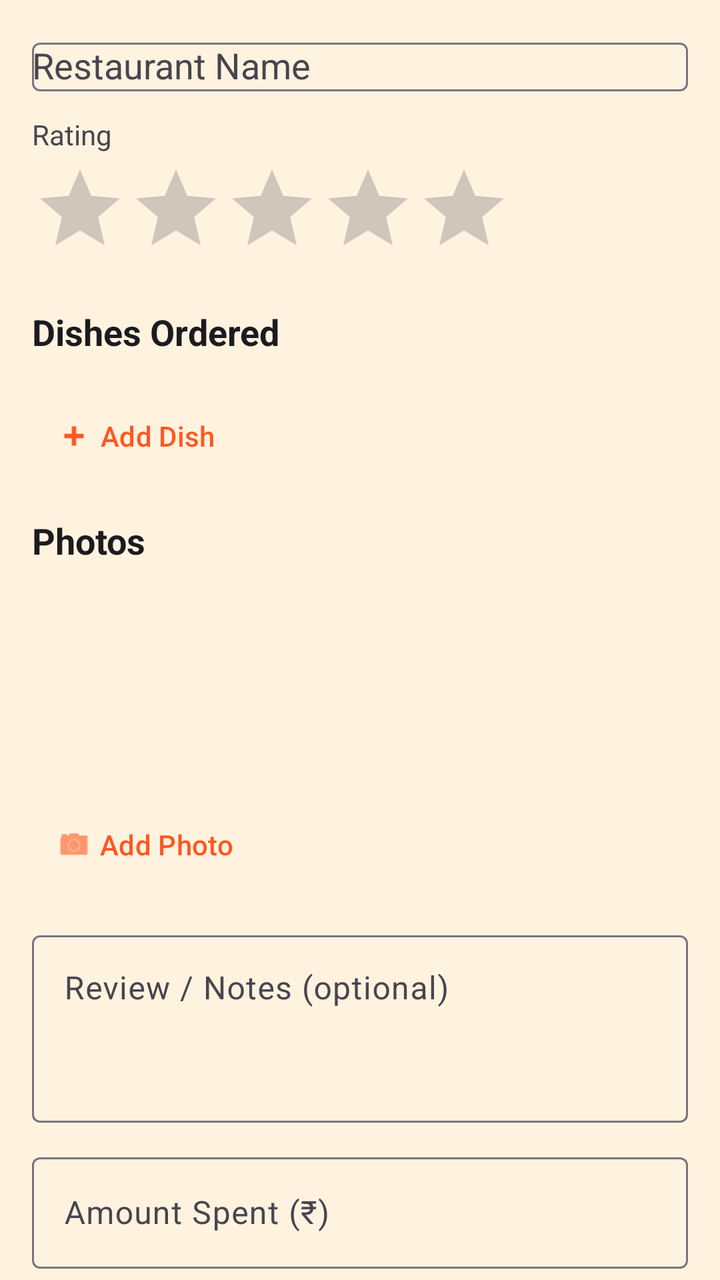
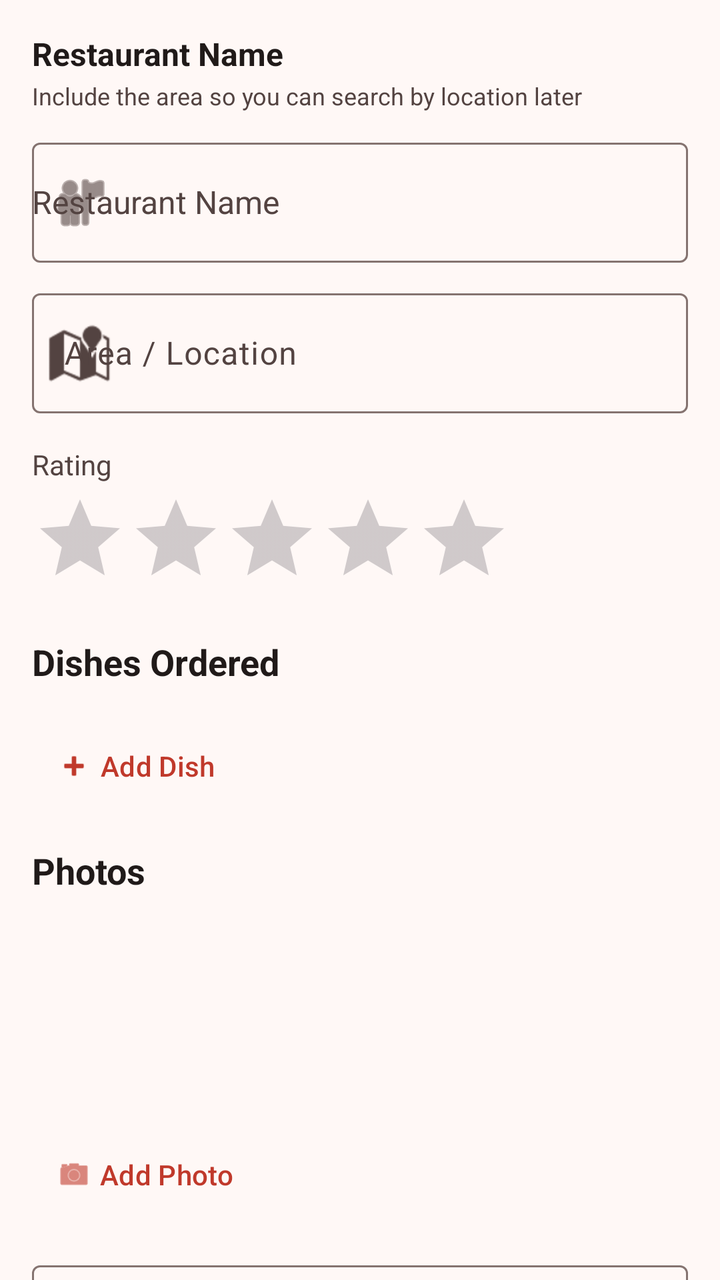

Screens rendered from an Android XML layout before and after an edit, with the pre-edit source and the edit as a unified diff.
<!-- AndroidManifest.xml: application theme Theme.Foodlog -->
<!-- res/layout/fragment_add_entry.xml -->
<?xml version="1.0" encoding="utf-8"?>
<androidx.core.widget.NestedScrollView
    xmlns:android="http://schemas.android.com/apk/res/android"
    xmlns:app="http://schemas.android.com/apk/res-auto"
    android:layout_width="match_parent"
    android:layout_height="match_parent"
    android:background="?android:attr/windowBackground"
    android:fillViewport="true">

    <LinearLayout
        android:layout_width="match_parent"
        android:layout_height="wrap_content"
        android:orientation="vertical"
        android:padding="16dp">

        

        
        
        <com.google.android.material.textfield.TextInputLayout
            android:id="@+id/tilRestaurant"
            style="@style/Widget.Material3.TextInputLayout.OutlinedBox"
            android:layout_width="match_parent"
            android:layout_height="wrap_content"
            android:hint="Restaurant Name"
            android:layout_marginBottom="12dp">

            <AutoCompleteTextView
                android:id="@+id/etRestaurant"
                android:layout_width="match_parent"
                android:layout_height="wrap_content"
                android:completionThreshold="1"
                android:inputType="textCapWords"/>

        </com.google.android.material.textfield.TextInputLayout>

        
        <TextView
            android:layout_width="wrap_content"
            android:layout_height="wrap_content"
            android:text="Rating"
            android:textSize="14sp"
            android:textColor="?attr/colorOnSurfaceVariant"
            android:layout_marginBottom="4dp"/>

        
        <RatingBar
            android:id="@+id/ratingBar"
            android:layout_width="wrap_content"
            android:layout_height="wrap_content"
            android:numStars="5"
            android:stepSize="1.0"
            android:rating="0"
            android:layout_marginBottom="16dp"/>

        
        <TextView
            android:layout_width="wrap_content"
            android:layout_height="wrap_content"
            android:text="Dishes Ordered"
            android:textSize="18sp"
            android:textStyle="bold"
            android:textColor="?attr/colorOnBackground"
            android:layout_marginBottom="8dp"/>

        
        <LinearLayout
            android:id="@+id/llDishesContainer"
            android:layout_width="match_parent"
            android:layout_height="wrap_content"
            android:orientation="vertical"
            android:layout_marginBottom="8dp"/>

        <Button
            android:id="@+id/btnAddDish"
            style="@style/Widget.Material3.Button.TextButton.Icon"
            android:layout_width="wrap_content"
            android:layout_height="wrap_content"
            android:text="Add Dish"
            app:icon="@android:drawable/ic_input_add"
            android:layout_marginBottom="16dp"/>

        
        <TextView
            android:layout_width="wrap_content"
            android:layout_height="wrap_content"
            android:text="Photos"
            android:textSize="18sp"
            android:textStyle="bold"
            android:textColor="?attr/colorOnBackground"
            android:layout_marginBottom="8dp"/>

        <HorizontalScrollView
            android:layout_width="match_parent"
            android:layout_height="wrap_content"
            android:layout_marginBottom="8dp">

            <LinearLayout
                android:id="@+id/llPhotosContainer"
                android:layout_width="wrap_content"
                android:layout_height="100dp"
                android:orientation="horizontal"/>
        </HorizontalScrollView>

        <Button
            android:id="@+id/btnAddPhoto"
            style="@style/Widget.Material3.Button.TextButton.Icon"
            android:layout_width="wrap_content"
            android:layout_height="wrap_content"
            android:text="Add Photo"
            app:icon="@android:drawable/ic_menu_camera"
            android:layout_marginBottom="16dp"/>

        
        <com.google.android.material.textfield.TextInputLayout
            android:id="@+id/tilReview"
            style="@style/Widget.Material3.TextInputLayout.OutlinedBox"
            android:layout_width="match_parent"
            android:layout_height="wrap_content"
            android:hint="Review / Notes (optional)"
            android:layout_marginBottom="12dp">

            <com.google.android.material.textfield.TextInputEditText
                android:id="@+id/etReview"
                android:layout_width="match_parent"
                android:layout_height="wrap_content"
                android:inputType="textMultiLine"
                android:lines="3"
                android:gravity="top"/>

        </com.google.android.material.textfield.TextInputLayout>

        
        <com.google.android.material.textfield.TextInputLayout
            android:id="@+id/tilAmount"
            style="@style/Widget.Material3.TextInputLayout.OutlinedBox"
            android:layout_width="match_parent"
            android:layout_height="wrap_content"
            android:hint="Amount Spent (₹)"
            android:layout_marginBottom="12dp">

            <com.google.android.material.textfield.TextInputEditText
                android:id="@+id/etAmount"
                android:layout_width="match_parent"
                android:layout_height="wrap_content"
                android:inputType="numberDecimal"/>

        </com.google.android.material.textfield.TextInputLayout>

        
        <TextView
            android:layout_width="wrap_content"
            android:layout_height="wrap_content"
            android:text="Date"
            android:textSize="14sp"
            android:textColor="?attr/colorOnSurfaceVariant"
            android:layout_marginBottom="4dp"/>

        <Button
            android:id="@+id/btnPickDate"
            style="@style/Widget.Material3.Button.OutlinedButton"
            android:layout_width="match_parent"
            android:layout_height="wrap_content"
            android:text="Select Date"
            android:layout_marginBottom="12dp"/>

        
        <TextView
            android:layout_width="wrap_content"
            android:layout_height="wrap_content"
            android:text="Dining Mode"
            android:textSize="14sp"
            android:textColor="?attr/colorOnSurfaceVariant"
            android:layout_marginBottom="4dp"/>

        <Spinner
            android:id="@+id/spinnerDiningMode"
            android:layout_width="match_parent"
            android:layout_height="wrap_content"
            android:layout_marginBottom="16dp"/>

        
        <TextView
            android:layout_width="wrap_content"
            android:layout_height="wrap_content"
            android:text="Platform"
            android:textSize="14sp"
            android:textColor="?attr/colorOnSurfaceVariant"
            android:layout_marginBottom="4dp"/>

        <Spinner
            android:id="@+id/spinnerPlatform"
            android:layout_width="match_parent"
            android:layout_height="wrap_content"
            android:layout_marginBottom="16dp"/>

        
        <TextView
            android:layout_width="wrap_content"
            android:layout_height="wrap_content"
            android:text="Would Order Again?"
            android:textSize="14sp"
            android:textColor="?attr/colorOnSurfaceVariant"
            android:layout_marginBottom="4dp"/>

        <RadioGroup
            android:id="@+id/radioGroupOrderAgain"
            android:layout_width="match_parent"
            android:layout_height="wrap_content"
            android:orientation="horizontal"
            android:layout_marginBottom="24dp">

            <RadioButton
                android:id="@+id/radioYes"
                android:layout_width="wrap_content"
                android:layout_height="wrap_content"
                android:text="Yes"
                android:layout_marginEnd="12dp"/>

            <RadioButton
                android:id="@+id/radioMaybe"
                android:layout_width="wrap_content"
                android:layout_height="wrap_content"
                android:text="Maybe"
                android:layout_marginEnd="12dp"/>

            <RadioButton
                android:id="@+id/radioNo"
                android:layout_width="wrap_content"
                android:layout_height="wrap_content"
                android:text="No"/>

        </RadioGroup>

        
        <Button
            android:id="@+id/btnDelete"
            style="@style/Widget.Material3.Button.TonalButton"
            android:layout_width="match_parent"
            android:layout_height="wrap_content"
            android:text="Delete Entry"
            android:visibility="gone"
            android:layout_marginBottom="8dp"/>

        
        <Button
            android:id="@+id/btnSave"
            style="@style/Widget.Material3.Button"
            android:layout_width="match_parent"
            android:layout_height="wrap_content"
            android:text="Save Entry"
            android:layout_marginBottom="16dp"/>

    </LinearLayout>

</androidx.core.widget.NestedScrollView>
<!-- resources referenced by this layout -->
<resources>
  <style name="Base.Theme.Foodlog" parent="Theme.Material3.DayNight.NoActionBar">
          
          <item name="colorPrimary">@color/foodie_orange</item>
          <item name="colorPrimaryVariant">@color/foodie_orange_dark</item>
          <item name="colorSecondary">@color/foodie_yellow</item>
          <item name="android:windowBackground">@color/foodie_surface_light</item>
      </style>
  <color name="foodie_orange">#FF5722</color>
  <color name="foodie_orange_dark">#E64A19</color>
  <color name="foodie_yellow">#FFC107</color>
  <color name="foodie_surface_light">#FFF3E0</color>
  <!-- unchanged entries left out for length: 1 -->
</resources>

<!-- the commit's change to res/layout/fragment_add_entry.xml (unified diff, before → after) -->
@@ -16,6 +16,23 @@
         
 
         
+        <TextView
+            android:layout_width="wrap_content"
+            android:layout_height="wrap_content"
+            android:text="Restaurant Name"
+            android:textSize="16sp"
+            android:textStyle="bold"
+            android:textColor="?attr/colorOnBackground"
+            android:layout_marginBottom="2dp"/>
+
+        <TextView
+            android:layout_width="wrap_content"
+            android:layout_height="wrap_content"
+            android:text="Include the area so you can search by location later"
+            android:textSize="12sp"
+            android:textColor="?attr/colorOnSurfaceVariant"
+            android:layout_marginBottom="10dp"/>
+
         
         <com.google.android.material.textfield.TextInputLayout
             android:id="@+id/tilRestaurant"
@@ -23,14 +40,43 @@
             android:layout_width="match_parent"
             android:layout_height="wrap_content"
             android:hint="Restaurant Name"
-            android:layout_marginBottom="12dp">
+            app:placeholderText="e.g. KFC, Saravana Bhavan"
+            app:startIconDrawable="@android:drawable/ic_menu_myplaces"
+            android:layout_marginBottom="10dp">
 
             <AutoCompleteTextView
                 android:id="@+id/etRestaurant"
                 android:layout_width="match_parent"
                 android:layout_height="wrap_content"
                 android:completionThreshold="1"
-                android:inputType="textCapWords"/>
+                android:inputType="textCapWords"
+                android:textSize="16sp"
+                android:paddingTop="14dp"
+                android:paddingBottom="14dp"
+                android:minHeight="60dp"/>
+
+        </com.google.android.material.textfield.TextInputLayout>
+
+        
+        <com.google.android.material.textfield.TextInputLayout
+            android:id="@+id/tilArea"
+            style="@style/Widget.Material3.TextInputLayout.OutlinedBox"
+            android:layout_width="match_parent"
+            android:layout_height="wrap_content"
+            android:hint="Area / Location"
+            app:placeholderText="e.g. Anna Nagar, T. Nagar"
+            app:startIconDrawable="@android:drawable/ic_dialog_map"
+            android:layout_marginBottom="16dp">
+
+            <com.google.android.material.textfield.TextInputEditText
+                android:id="@+id/etArea"
+                android:layout_width="match_parent"
+                android:layout_height="wrap_content"
+                android:inputType="textCapWords"
+                android:textSize="16sp"
+                android:paddingTop="14dp"
+                android:paddingBottom="14dp"
+                android:minHeight="60dp"/>
 
         </com.google.android.material.textfield.TextInputLayout>
 
<!-- resource entries referenced after the edit -->
@@ -1,16 +1,87 @@
 <!-- resources referenced by this layout -->
 <resources>
   <style name="Base.Theme.Foodlog" parent="Theme.Material3.DayNight.NoActionBar">
+  
           
-          <item name="colorPrimary">@color/foodie_orange</item>
-          <item name="colorPrimaryVariant">@color/foodie_orange_dark</item>
-          <item name="colorSecondary">@color/foodie_yellow</item>
-          <item name="android:windowBackground">@color/foodie_surface_light</item>
+          <item name="colorPrimary">@color/md_primary</item>
+          <item name="colorOnPrimary">@color/md_on_primary</item>
+          <item name="colorPrimaryContainer">@color/md_primary_container</item>
+          <item name="colorOnPrimaryContainer">@color/md_on_primary_container</item>
+  
+          
+          <item name="colorSecondary">@color/md_secondary</item>
+          <item name="colorOnSecondary">@color/md_on_secondary</item>
+          <item name="colorSecondaryContainer">@color/md_secondary_container</item>
+          <item name="colorOnSecondaryContainer">@color/md_on_secondary_container</item>
+  
+          
+          <item name="colorTertiary">@color/md_tertiary</item>
+          <item name="colorOnTertiary">@color/md_on_tertiary</item>
+          <item name="colorTertiaryContainer">@color/md_tertiary_container</item>
+          <item name="colorOnTertiaryContainer">@color/md_on_tertiary_container</item>
+  
+          
+          <item name="colorError">@color/md_error</item>
+          <item name="colorOnError">@color/md_on_error</item>
+          <item name="colorErrorContainer">@color/md_error_container</item>
+          <item name="colorOnErrorContainer">@color/md_on_error_container</item>
+  
+          
+          <item name="android:colorBackground">@color/md_background_light</item>
+          <item name="colorOnBackground">@color/md_on_background_light</item>
+          <item name="colorSurface">@color/md_surface_light</item>
+          <item name="colorOnSurface">@color/md_on_surface_light</item>
+          <item name="colorSurfaceVariant">@color/md_surface_variant_light</item>
+          <item name="colorOnSurfaceVariant">@color/md_on_surface_variant_light</item>
+  
+          
+          <item name="colorOutline">@color/md_outline_light</item>
+          <item name="colorOutlineVariant">@color/md_outline_variant_light</item>
+  
+          
+          <item name="colorSurfaceContainerLowest">@color/md_surface_container_lowest_light</item>
+          <item name="colorSurfaceContainerLow">@color/md_surface_container_low_light</item>
+          <item name="colorSurfaceContainer">@color/md_surface_container_light</item>
+          <item name="colorSurfaceContainerHigh">@color/md_surface_container_high_light</item>
+          <item name="colorSurfaceContainerHighest">@color/md_surface_container_highest_light</item>
+  
+          
+          <item name="android:windowBackground">@color/md_background_light</item>
+  
+          
+          <item name="android:statusBarColor">@android:color/transparent</item>
+          <item name="android:windowLightStatusBar">true</item>
+  
       </style>
-  <color name="foodie_orange">#FF5722</color>
-  <color name="foodie_orange_dark">#E64A19</color>
-  <color name="foodie_yellow">#FFC107</color>
-  <color name="foodie_surface_light">#FFF3E0</color>
+  <color name="md_primary">#C0392B</color>
+  <color name="md_on_primary">#FFFFFF</color>
+  <color name="md_primary_container">#FFDAD5</color>
+  <color name="md_on_primary_container">#410002</color>
+  <color name="md_secondary">#915C00</color>
+  <color name="md_on_secondary">#FFFFFF</color>
+  <color name="md_secondary_container">#FFE0B2</color>
+  <color name="md_on_secondary_container">#2E1A00</color>
+  <color name="md_tertiary">#386663</color>
+  <color name="md_on_tertiary">#FFFFFF</color>
+  <color name="md_tertiary_container">#BCECE8</color>
+  <color name="md_on_tertiary_container">#00201E</color>
+  <color name="md_error">#BA1A1A</color>
+  <color name="md_on_error">#FFFFFF</color>
+  <color name="md_error_container">#FFDAD6</color>
+  <color name="md_on_error_container">#410002</color>
+  <color name="md_background_light">#FFF8F6</color>
+  <color name="md_on_background_light">#201A19</color>
+  <color name="md_surface_light">#FFF8F6</color>
+  <color name="md_on_surface_light">#201A19</color>
+  <color name="md_surface_variant_light">#F5DDD9</color>
+  <color name="md_on_surface_variant_light">#534341</color>
+  <color name="md_outline_light">#857370</color>
+  <color name="md_outline_variant_light">#D8C2BF</color>
+  <color name="md_surface_container_lowest_light">#FFFFFF</color>
+  <color name="md_surface_container_low_light">#FEF1EE</color>
+  <color name="md_surface_container_light">#F8E4E1</color>
+  <color name="md_surface_container_high_light">#F2D8D5</color>
+  <color name="md_surface_container_highest_light">#EDCDC9</color>
   <!-- unchanged entries left out for length: 1 -->
 </resources>
 
